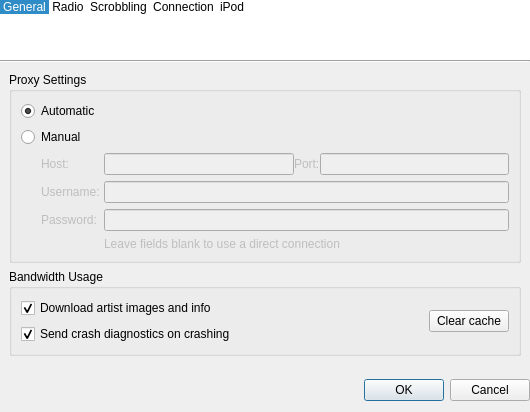
Qt form app/client/widgets/SettingsDialog.ui (dougma/lastfm-desktop) before a commit.
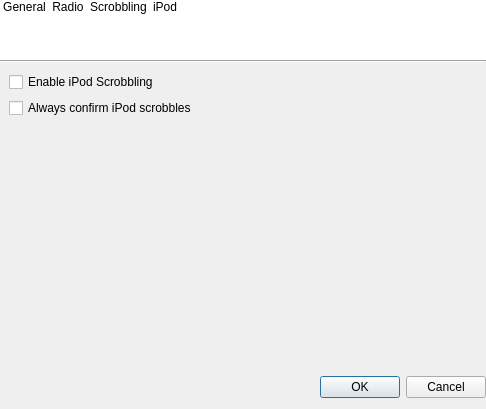
The same form after that commit. The open tabs and pages were chosen to show the change. Icons and pictures are not drawn.

Commit message: * SettingsDialog and Settings gone over so we respect the stuff that is enabled in the dialog * if track ends and stopwatch hasn't timed out we look at the available data and try to see if we should scrobble it anyway * Really this sucks, I added stuff to wiki for scrobsub2 saying we need explicit notification of when the track doesn't come to a natural end * Stopwatch code ammended per doug's suggestion about m_remaining becoming negative * pub review the stopwatch and playermediator changes please

Diff of the .ui file:
```diff
--- a/app/client/widgets/SettingsDialog.ui
+++ b/app/client/widgets/SettingsDialog.ui
@@ -8,8 +8,8 @@
    <rect>
     <x>0</x>
     <y>0</y>
-    <width>530</width>
-    <height>412</height>
+    <width>486</width>
+    <height>409</height>
    </rect>
   </property>
   <property name="sizePolicy" >
@@ -124,7 +124,7 @@
       <bool>false</bool>
      </property>
      <property name="currentRow" >
-      <number>0</number>
+      <number>-1</number>
      </property>
      <item>
       <property name="text" >
@@ -153,15 +153,6 @@
         <normaloff>:/SettingsDialog/scrobbling.png</normaloff>:/SettingsDialog/scrobbling.png</iconset>
       </property>
      </item>
-     <item>
-      <property name="text" >
-       <string>Connection</string>
-      </property>
-      <property name="icon" >
-       <iconset resource="SettingsDialog.qrc" >
-        <normaloff>:/SettingsDialog/connection.png</normaloff>:/SettingsDialog/connection.png</iconset>
-      </property>
-     </item>
      <item>
       <property name="text" >
        <string>iPod</string>
@@ -606,277 +597,12 @@
      <widget class="QWidget" name="connectionPage" >
       <layout class="QVBoxLayout" >
        <item>
-        <widget class="QGroupBox" name="proxyBox" >
-         <property name="sizePolicy" >
-          <sizepolicy vsizetype="Minimum" hsizetype="MinimumExpanding" >
-           <horstretch>0</horstretch>
-           <verstretch>0</verstretch>
-          </sizepolicy>
-         </property>
-         <property name="title" >
-          <string>Proxy Settings</string>
-         </property>
-         <property name="checkable" >
-          <bool>false</bool>
-         </property>
-         <property name="checked" >
-          <bool>false</bool>
-         </property>
-         <layout class="QVBoxLayout" >
-          <item>
-           <widget class="QRadioButton" name="automaticProxyButton" >
+        <widget class="QCheckBox" name="iPodScrobblingEnabled" >
             <property name="text" >
-             <string>Automatic</string>
-            </property>
-            <property name="checked" >
-             <bool>true</bool>
-            </property>
-           </widget>
-          </item>
-          <item>
-           <widget class="QRadioButton" name="manualProxyButton" >
-            <property name="text" >
-             <string>Manual</string>
-            </property>
-           </widget>
-          </item>
-          <item>
-           <widget class="QWidget" native="1" name="manualProxyBox" >
-            <property name="enabled" >
-             <bool>false</bool>
-            </property>
-            <property name="sizePolicy" >
-             <sizepolicy vsizetype="Fixed" hsizetype="Preferred" >
-              <horstretch>0</horstretch>
-              <verstretch>0</verstretch>
-             </sizepolicy>
-            </property>
-            <layout class="QGridLayout" >
-             <property name="leftMargin" >
-              <number>20</number>
-             </property>
-             <property name="topMargin" >
-              <number>0</number>
-             </property>
-             <property name="rightMargin" >
-              <number>0</number>
-             </property>
-             <property name="bottomMargin" >
-              <number>0</number>
-             </property>
-             <property name="horizontalSpacing" >
-              <number>4</number>
-             </property>
-             <property name="verticalSpacing" >
-              <number>6</number>
-             </property>
-             <item row="0" column="0" >
-              <widget class="QLabel" name="label_2_2_2_2" >
-               <property name="sizePolicy" >
-                <sizepolicy vsizetype="Fixed" hsizetype="Preferred" >
-                 <horstretch>0</horstretch>
-                 <verstretch>0</verstretch>
-                </sizepolicy>
-               </property>
-               <property name="text" >
-                <string>Host:</string>
-               </property>
-              </widget>
-             </item>
-             <item row="0" column="1" >
-              <layout class="QHBoxLayout" >
-               <item>
-                <widget class="QLineEdit" name="proxyHostEdit" >
-                 <property name="enabled" >
-                  <bool>false</bool>
-                 </property>
-                 <property name="sizePolicy" >
-                  <sizepolicy vsizetype="Fixed" hsizetype="Expanding" >
-                   <horstretch>0</horstretch>
-                   <verstretch>0</verstretch>
-                  </sizepolicy>
-                 </property>
-                 <property name="echoMode" >
-                  <enum>QLineEdit::Normal</enum>
-                 </property>
-                </widget>
-               </item>
-               <item>
-                <widget class="QLabel" name="label_2_2_2_2_2" >
-                 <property name="text" >
-                  <string>Port:</string>
-                 </property>
-                </widget>
-               </item>
-               <item>
-                <widget class="QLineEdit" name="proxyPortEdit" >
-                 <property name="enabled" >
-                  <bool>false</bool>
-                 </property>
-                 <property name="sizePolicy" >
-                  <sizepolicy vsizetype="Fixed" hsizetype="Expanding" >
-                   <horstretch>0</horstretch>
-                   <verstretch>0</verstretch>
-                  </sizepolicy>
-                 </property>
-                 <property name="inputMask" >
-                  <string>00000; </string>
-                 </property>
-                 <property name="echoMode" >
-                  <enum>QLineEdit::Normal</enum>
-                 </property>
-                </widget>
-               </item>
-              </layout>
-             </item>
-             <item row="1" column="0" >
-              <widget class="QLabel" name="label_2_2_2" >
-               <property name="sizePolicy" >
-                <sizepolicy vsizetype="Fixed" hsizetype="Preferred" >
-                 <horstretch>0</horstretch>
-                 <verstretch>0</verstretch>
-                </sizepolicy>
-               </property>
-               <property name="text" >
-                <string>Username:</string>
-               </property>
-              </widget>
-             </item>
-             <item row="1" column="1" >
-              <widget class="QLineEdit" name="proxyUsernameEdit" >
-               <property name="enabled" >
-                <bool>false</bool>
-               </property>
-               <property name="sizePolicy" >
-                <sizepolicy vsizetype="Fixed" hsizetype="Expanding" >
-                 <horstretch>0</horstretch>
-                 <verstretch>0</verstretch>
-                </sizepolicy>
-               </property>
-               <property name="echoMode" >
-                <enum>QLineEdit::Normal</enum>
-               </property>
-              </widget>
-             </item>
-             <item row="2" column="0" >
-              <widget class="QLabel" name="label_2_2" >
-               <property name="sizePolicy" >
-                <sizepolicy vsizetype="Fixed" hsizetype="Preferred" >
-                 <horstretch>0</horstretch>
-                 <verstretch>0</verstretch>
-                </sizepolicy>
-               </property>
-               <property name="text" >
-                <string>Password:</string>
-               </property>
-              </widget>
-             </item>
-             <item row="2" column="1" >
-              <widget class="QLineEdit" name="proxyPasswordEdit" >
-               <property name="enabled" >
-                <bool>false</bool>
-               </property>
-               <property name="sizePolicy" >
-                <sizepolicy vsizetype="Fixed" hsizetype="Expanding" >
-                 <horstretch>0</horstretch>
-                 <verstretch>0</verstretch>
-                </sizepolicy>
-               </property>
-               <property name="echoMode" >
-                <enum>QLineEdit::Password</enum>
-               </property>
-              </widget>
-             </item>
-             <item row="3" column="1" >
-              <widget class="QLabel" name="noProxyTipLabel" >
-               <property name="enabled" >
-                <bool>false</bool>
-               </property>
-               <property name="sizePolicy" >
-                <sizepolicy vsizetype="Fixed" hsizetype="Preferred" >
-                 <horstretch>0</horstretch>
-                 <verstretch>0</verstretch>
-                </sizepolicy>
-               </property>
-               <property name="text" >
-                <string>Leave fields blank to use a direct connection</string>
-               </property>
-              </widget>
-             </item>
-            </layout>
-           </widget>
-          </item>
-         </layout>
-        </widget>
-       </item>
-       <item>
-        <widget class="QGroupBox" name="groupBox_2" >
-         <property name="title" >
-          <string>Bandwidth Usage</string>
-         </property>
-         <layout class="QGridLayout" >
-          <item row="0" column="0" >
-           <widget class="QCheckBox" name="downloadMetadataCheck" >
-            <property name="sizePolicy" >
-             <sizepolicy vsizetype="Fixed" hsizetype="Expanding" >
-              <horstretch>0</horstretch>
-              <verstretch>0</verstretch>
-             </sizepolicy>
-            </property>
-            <property name="text" >
-             <string>Download artist images and info</string>
-            </property>
-            <property name="checked" >
-             <bool>true</bool>
-            </property>
-           </widget>
-          </item>
-          <item rowspan="2" row="0" column="1" >
-           <widget class="QPushButton" name="clearCache" >
-            <property name="text" >
-             <string>Clear cache</string>
-            </property>
-           </widget>
-          </item>
-          <item row="1" column="0" >
-           <widget class="QCheckBox" name="crashReportCheck" >
-            <property name="text" >
-             <string>Send crash diagnostics on crashing</string>
-            </property>
-            <property name="checked" >
-             <bool>true</bool>
-            </property>
-           </widget>
-          </item>
-         </layout>
-        </widget>
-       </item>
-       <item>
-        <spacer>
-         <property name="orientation" >
-          <enum>Qt::Vertical</enum>
-         </property>
-         <property name="sizeHint" stdset="0" >
-          <size>
-           <width>20</width>
-           <height>40</height>
-          </size>
-         </property>
-        </spacer>
-       </item>
-      </layout>
-     </widget>
-     <widget class="QWidget" name="page" >
-      <layout class="QVBoxLayout" >
-       <item>
-        <widget class="QGroupBox" name="isIPodScrobblingEnabled" >
-         <property name="title" >
           <string>Enable iPod Scrobbling</string>
          </property>
-         <property name="checkable" >
-          <bool>true</bool>
-         </property>
-         <layout class="QVBoxLayout" >
+        </widget>
+       </item>
           <item>
            <widget class="QCheckBox" name="alwaysConfirmIPodScrobbles" >
             <property name="text" >
@@ -885,47 +611,17 @@
            </widget>
           </item>
           <item>
-           <widget class="QCheckBox" name="giveMoreFeedback" >
-            <property name="text" >
-             <string>Give more feedback</string>
-            </property>
-           </widget>
-          </item>
-          <item>
-           <widget class="QTreeWidget" name="deviceWidget" >
-            <property name="focusPolicy" >
-             <enum>Qt::NoFocus</enum>
-            </property>
-            <property name="selectionMode" >
-             <enum>QAbstractItemView::NoSelection</enum>
-            </property>
-            <property name="selectionBehavior" >
-             <enum>QAbstractItemView::SelectColumns</enum>
-            </property>
-            <property name="rootIsDecorated" >
-             <bool>false</bool>
-            </property>
-            <property name="uniformRowHeights" >
-             <bool>true</bool>
-            </property>
-            <property name="itemsExpandable" >
-             <bool>false</bool>
-            </property>
-            <property name="allColumnsShowFocus" >
-             <bool>false</bool>
-            </property>
-            <property name="columnCount" >
-             <number>1</number>
-            </property>
-            <column>
-             <property name="text" >
-              <string>Known iPods</string>
-             </property>
-            </column>
-           </widget>
-          </item>
-         </layout>
-        </widget>
+        <spacer name="verticalSpacer" >
+         <property name="orientation" >
+          <enum>Qt::Vertical</enum>
+         </property>
+         <property name="sizeHint" stdset="0" >
+          <size>
+           <width>20</width>
+           <height>40</height>
+          </size>
+         </property>
+        </spacer>
        </item>
       </layout>
      </widget>
```
Left out of the diff: 82 changed lines with no effect on the pictures. Lines whose indentation alone changed are shown as unchanged. The commit also changes 14 other files.
